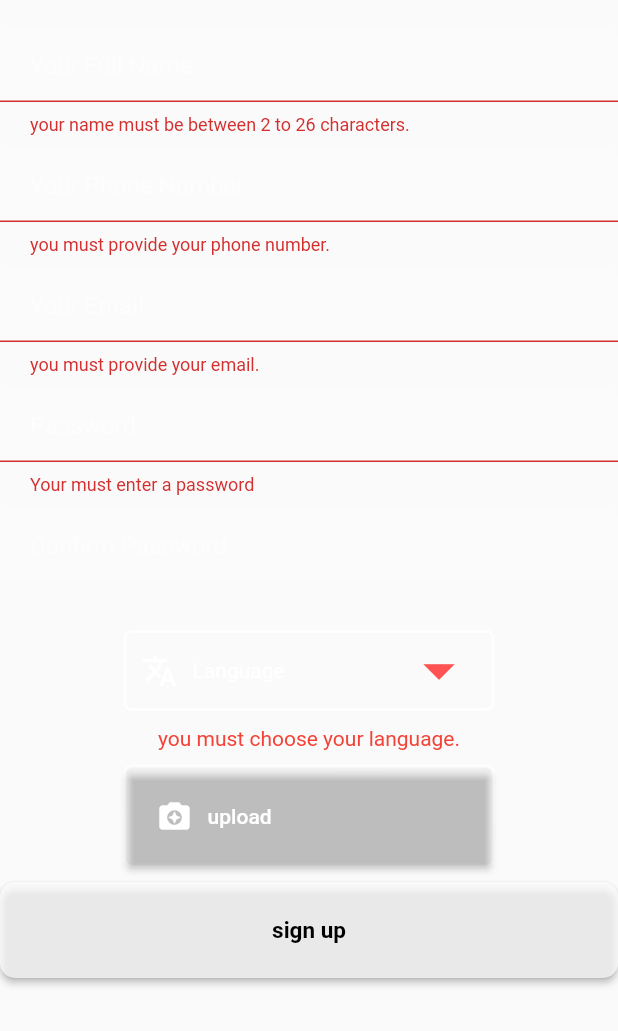
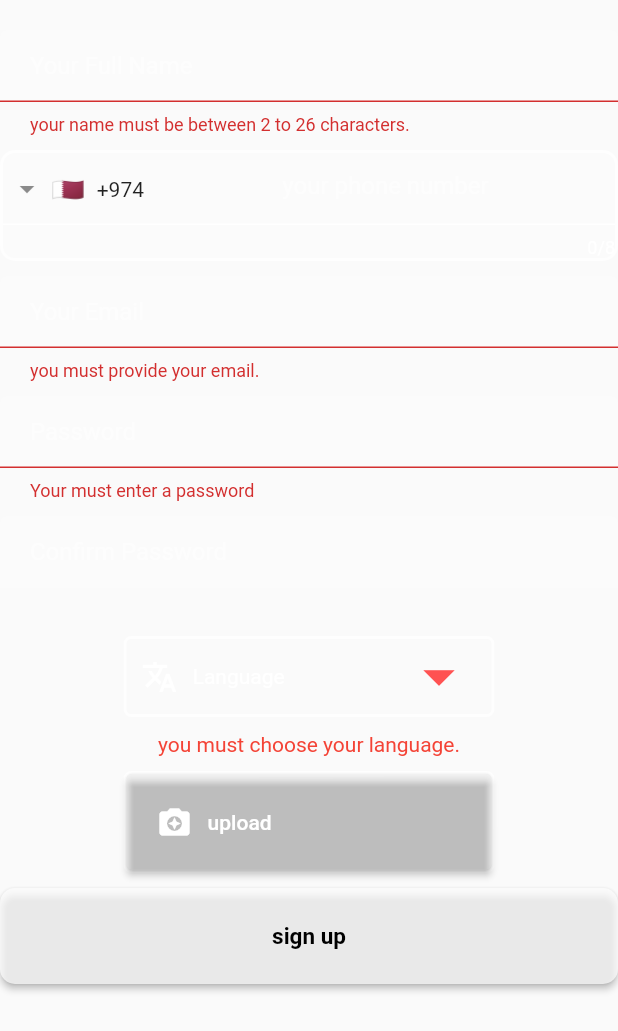
Before and after one commit to tanvir5230/live, a Flutter app: the RenderSignUpForm widget shown alone on an empty page, opened directly, after a tap on "sign up", on a phone screen of 412 x 824 dp. Shown: the top 1031 px of the screen. Run offline on Flutter 3.47's test engine with Material 2 defaults, Android fonts, the phone set to English and light mode, and no system bars; drawn by our look-alikes of intl_phone_field; our stand-ins replace cloud_firestore, firebase_auth, firebase_core, firebase_storage, image_picker, outline_gradient_button; accounts and stored records are empty; network calls fail.

Commit message:
countrycode added for phone no

```diff
--- a/lib/provider/authenticationProvider.dart
+++ b/lib/provider/authenticationProvider.dart
@@ -82,7 +82,8 @@ class AuthenticationProvider extends ChangeNotifier {
 
   //registered users information
   String name = '';
-  var phone;
+  String phoneNo = '';
+  String countryCode = '+974';
   String confirmPassword = '';
   dynamic currentSelectedLanguage;
   bool showDropdownError = false;
@@ -99,9 +100,13 @@ class AuthenticationProvider extends ChangeNotifier {
     notifyListeners();
   }
 
-  void changePhone(dynamic phone) {
-    this.phone = phone;
+  void changePhone(String phone) {
+    this.phoneNo = phone;
     notifyListeners();
+  }
+
+  void changeCountryCode(String code) {
+    this.countryCode = code;
   }
 
   void passConfirmation(String pass) {
@@ -155,7 +160,7 @@ class AuthenticationProvider extends ChangeNotifier {
     try {
       await users.doc(uid).set({
         'name': name,
-        'phone_number': phone,
+        'phone_number': countryCode + phoneNo,
         'email': email,
         'language': currentSelectedLanguage,
         'photoUrl': imageUrl,
--- a/lib/screens/authenticate/signup/signupForm.dart
+++ b/lib/screens/authenticate/signup/signupForm.dart
@@ -2,6 +2,7 @@ import 'dart:io';
 
 import 'package:flutter/foundation.dart';
 import 'package:flutter/material.dart';
+import 'package:intl_phone_field/intl_phone_field.dart';
 import 'package:live/provider/authenticationProvider.dart';
 import 'package:live/screens/authenticate/Languages.dart';
 import 'package:live/screens/authenticate/validators.dart';
@@ -36,16 +37,38 @@ class RenderSignUpForm extends StatelessWidget {
 
             SizedBox(height: 10.0),
 
-            TextFormField(
-              autovalidateMode: AutovalidateMode.onUserInteraction,
-              validator: (value) {
-                return phoneNoValidator(value);
-              },
-              onChanged: (value) => provider.changePhone(value),
-              style: ctextInputFieldStyle,
-              decoration:
-                  textInputField.copyWith(hintText: 'Your Phone Number'),
-            ), //your phone number
+            Container(
+              decoration: BoxDecoration(
+                color: Colors.white10,
+                borderRadius: BorderRadius.all(Radius.circular(cborderRadius)),
+                border: Border.all(color: Colors.white70, width: 2.0),
+              ),
+              child: IntlPhoneField(
+                autoValidate: true,
+                decoration: InputDecoration(
+                  hintText: 'your phone number',
+                  hintStyle: TextStyle(color: Colors.white54),
+                  enabledBorder: UnderlineInputBorder(
+                    borderSide: BorderSide(color: Colors.white),
+                  ),
+                  focusedBorder: UnderlineInputBorder(
+                    borderSide: BorderSide(color: Colors.redAccent),
+                  ),
+                  counterStyle: TextStyle(color: Colors.white),
+                ),
+                style: TextStyle(color: Colors.white),
+                countryCodeTextColor: Colors.white,
+                dropDownArrowColor: Colors.white,
+                textAlign: TextAlign.center,
+                initialCountryCode: 'QA',
+                onChanged: (phone) {
+                  provider.changePhone(phone.number.toString());
+                },
+                onCountryChanged: (phone) {
+                  provider.changeCountryCode(phone.countryCode.toString());
+                },
+              ),
+            ),
 
             SizedBox(height: 10.0),
 
--- a/lib/screens/authenticate/validators.dart
+++ b/lib/screens/authenticate/validators.dart
@@ -37,7 +37,7 @@ dynamic nameValidator(String value) {
 dynamic phoneNoValidator(value) {
   if (value.isEmpty) {
     return "you must provide your phone number.";
-  } else if (!RegExp(r'^(?:[+0]9)?[0-9]{11}$').hasMatch(value)) {
+  } else if (!RegExp(r'^(?:[+0]9)?[0-9]{10}$').hasMatch(value)) {
     return "Your phone number is not valid.";
   } else {
     return null;
--- a/pubspec.yaml
+++ b/pubspec.yaml
@@ -40,6 +40,7 @@ dependencies:
   cupertino_icons: ^1.0.2
   path: ^1.8.0
   url_launcher: ^6.0.9
+  intl_phone_field: ^2.0.1
 
 dev_dependencies:
   flutter_test:
```
Also changed, not shown: pubspec.lock, 1 other file.
